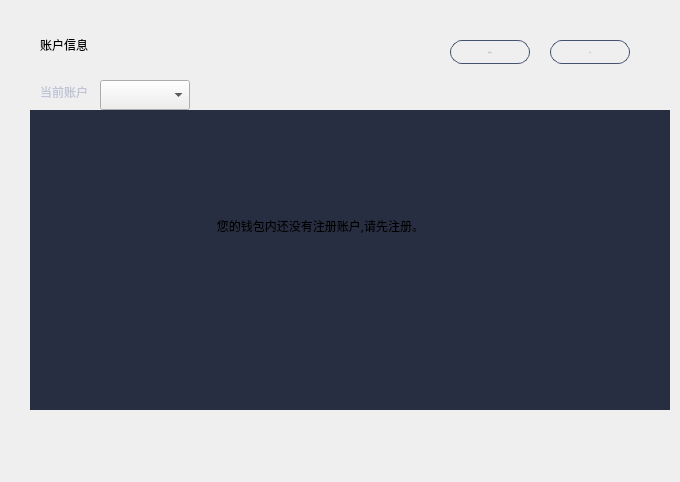
First picture: the form in miner/minerpage.ui, repository HcashOrg/hx-indicator, before the edit.
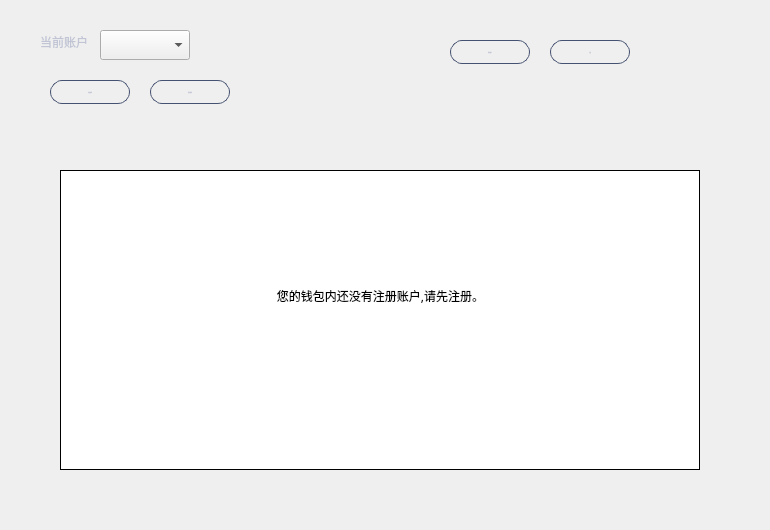
Second picture: the form after the edit. The open tabs and pages were chosen to show the change.

Commit message: change name when register; show income info

Diff of the .ui file:
```diff
--- a/miner/minerpage.ui
+++ b/miner/minerpage.ui
@@ -6,8 +6,8 @@
    <rect>
     <x>0</x>
     <y>0</y>
-    <width>680</width>
-    <height>482</height>
+    <width>770</width>
+    <height>530</height>
    </rect>
   </property>
   <property name="font">
@@ -18,35 +18,6 @@
   <property name="windowTitle">
    <string>Form</string>
   </property>
-  <widget class="QLabel" name="label">
-   <property name="geometry">
-    <rect>
-     <x>40</x>
-     <y>30</y>
-     <width>101</width>
-     <height>30</height>
-    </rect>
-   </property>
-   <property name="text">
-    <string>账户信息</string>
-   </property>
-  </widget>
-  <widget class="QLabel" name="tipLabel">
-   <property name="geometry">
-    <rect>
-     <x>140</x>
-     <y>180</y>
-     <width>361</width>
-     <height>91</height>
-    </rect>
-   </property>
-   <property name="text">
-    <string>您的钱包内还没有注册账户,请先注册。</string>
-   </property>
-   <property name="alignment">
-    <set>Qt::AlignCenter</set>
-   </property>
-  </widget>
   <widget class="QToolButton" name="registerBtn">
    <property name="geometry">
     <rect>
@@ -85,7 +56,7 @@
    <property name="geometry">
     <rect>
      <x>40</x>
-     <y>80</y>
+     <y>30</y>
      <width>60</width>
      <height>24</height>
     </rect>
@@ -109,7 +80,7 @@
    <property name="geometry">
     <rect>
      <x>100</x>
-     <y>80</y>
+     <y>30</y>
      <width>90</width>
      <height>30</height>
     </rect>
@@ -162,11 +133,24 @@
     <string>质押资产</string>
    </property>
   </widget>
-  <widget class="QTableWidget" name="lockBalancesTableWidget">
+  <widget class="QStackedWidget" name="stackedWidget">
    <property name="geometry">
     <rect>
      <x>30</x>
      <y>110</y>
+     <width>700</width>
+     <height>400</height>
+    </rect>
+   </property>
+   <property name="currentIndex">
+    <number>1</number>
+   </property>
+   <widget class="QWidget" name="incomePage">
+    <widget class="QTableWidget" name="incomeTableWidget">
+     <property name="geometry">
+      <rect>
+       <x>30</x>
+       <y>60</y>
      <width>640</width>
      <height>300</height>
     </rect>
@@ -178,11 +162,102 @@
     <enum>Qt::LeftToRight</enum>
    </property>
    <property name="styleSheet">
-    <string notr="true">QTableWidget{border: none;gridline-color: rgb(241,241,248);background-color: rgb(40, 46, 66);}
-QHeaderView{background-color:rgb(40,46,66);min-height:30;color:white;}
-QHeaderView::section{background-color: rgb(56,63,93);border: 1px solid rgb(40,46,66);
-font: 12px &quot;微软雅黑&quot;;}
-</string>
+      <string notr="true"/>
+     </property>
+     <property name="frameShape">
+      <enum>QFrame::Box</enum>
+     </property>
+     <property name="frameShadow">
+      <enum>QFrame::Plain</enum>
+     </property>
+     <property name="verticalScrollBarPolicy">
+      <enum>Qt::ScrollBarAsNeeded</enum>
+     </property>
+     <property name="horizontalScrollBarPolicy">
+      <enum>Qt::ScrollBarAlwaysOff</enum>
+     </property>
+     <property name="autoScroll">
+      <bool>true</bool>
+     </property>
+     <property name="editTriggers">
+      <set>QAbstractItemView::NoEditTriggers</set>
+     </property>
+     <property name="selectionMode">
+      <enum>QAbstractItemView::NoSelection</enum>
+     </property>
+     <property name="iconSize">
+      <size>
+       <width>19</width>
+       <height>12</height>
+      </size>
+     </property>
+     <property name="showGrid">
+      <bool>true</bool>
+     </property>
+     <property name="gridStyle">
+      <enum>Qt::SolidLine</enum>
+     </property>
+     <attribute name="horizontalHeaderVisible">
+      <bool>false</bool>
+     </attribute>
+     <attribute name="horizontalHeaderCascadingSectionResizes">
+      <bool>false</bool>
+     </attribute>
+     <attribute name="horizontalHeaderHighlightSections">
+      <bool>false</bool>
+     </attribute>
+     <attribute name="verticalHeaderVisible">
+      <bool>false</bool>
+     </attribute>
+     <attribute name="verticalHeaderHighlightSections">
+      <bool>false</bool>
+     </attribute>
+     <column>
+      <property name="text">
+       <string>币种</string>
+      </property>
+      <property name="font">
+       <font>
+        <family>微软雅黑</family>
+       </font>
+      </property>
+      <property name="textAlignment">
+       <set>AlignCenter</set>
+      </property>
+     </column>
+     <column>
+      <property name="text">
+       <string>数量</string>
+      </property>
+      <property name="textAlignment">
+       <set>AlignCenter</set>
+      </property>
+     </column>
+     <column>
+      <property name="text">
+       <string/>
+      </property>
+     </column>
+    </widget>
+   </widget>
+   <widget class="QWidget" name="foreclosePage">
+    <widget class="QTableWidget" name="lockBalancesTableWidget">
+     <property name="geometry">
+      <rect>
+       <x>40</x>
+       <y>40</y>
+       <width>640</width>
+       <height>300</height>
+      </rect>
+     </property>
+     <property name="cursor" stdset="0">
+      <cursorShape>PointingHandCursor</cursorShape>
+     </property>
+     <property name="layoutDirection">
+      <enum>Qt::LeftToRight</enum>
+     </property>
+     <property name="styleSheet">
+      <string notr="true"/>
    </property>
    <property name="frameShape">
     <enum>QFrame::Box</enum>
@@ -280,13 +355,92 @@
     </property>
    </column>
   </widget>
-  <zorder>lockBalancesTableWidget</zorder>
-  <zorder>label</zorder>
-  <zorder>tipLabel</zorder>
-  <zorder>registerBtn</zorder>
-  <zorder>label_2</zorder>
-  <zorder>accountComboBox</zorder>
-  <zorder>lockToMinerBtn</zorder>
+   </widget>
+  </widget>
+  <widget class="QToolButton" name="incomeInfoBtn">
+   <property name="geometry">
+    <rect>
+     <x>50</x>
+     <y>80</y>
+     <width>80</width>
+     <height>24</height>
+    </rect>
+   </property>
+   <property name="font">
+    <font>
+     <family>微软雅黑</family>
+     <pointsize>-1</pointsize>
+     <weight>50</weight>
+     <italic>false</italic>
+     <bold>false</bold>
+    </font>
+   </property>
+   <property name="cursor">
+    <cursorShape>PointingHandCursor</cursorShape>
+   </property>
+   <property name="focusPolicy">
+    <enum>Qt::NoFocus</enum>
+   </property>
+   <property name="styleSheet">
+    <string notr="true">QToolButton{color:rgb(192,196,212);border:1px solid  rgb(70,82,113);border-radius:12px;
+background-color: transparent;
+font: 12px &quot;微软雅黑&quot;;}
+QToolButton:hover{color:white;border-color:rgb(24,140,249);background-color:rgb(24,140,249);}</string>
+   </property>
+   <property name="text">
+    <string>收益信息</string>
+   </property>
+  </widget>
+  <widget class="QToolButton" name="forecloseInfoBtn">
+   <property name="geometry">
+    <rect>
+     <x>150</x>
+     <y>80</y>
+     <width>80</width>
+     <height>24</height>
+    </rect>
+   </property>
+   <property name="font">
+    <font>
+     <family>微软雅黑</family>
+     <pointsize>-1</pointsize>
+     <weight>50</weight>
+     <italic>false</italic>
+     <bold>false</bold>
+    </font>
+   </property>
+   <property name="cursor">
+    <cursorShape>PointingHandCursor</cursorShape>
+   </property>
+   <property name="focusPolicy">
+    <enum>Qt::NoFocus</enum>
+   </property>
+   <property name="styleSheet">
+    <string notr="true">QToolButton{color:rgb(192,196,212);border:1px solid  rgb(70,82,113);border-radius:12px;
+background-color: transparent;
+font: 12px &quot;微软雅黑&quot;;}
+QToolButton:hover{color:white;border-color:rgb(24,140,249);background-color:rgb(24,140,249);}</string>
+   </property>
+   <property name="text">
+    <string>质押信息</string>
+   </property>
+  </widget>
+  <widget class="QLabel" name="tipLabel">
+   <property name="geometry">
+    <rect>
+     <x>200</x>
+     <y>250</y>
+     <width>361</width>
+     <height>91</height>
+    </rect>
+   </property>
+   <property name="text">
+    <string>您的钱包内还没有注册账户,请先注册。</string>
+   </property>
+   <property name="alignment">
+    <set>Qt::AlignCenter</set>
+   </property>
+  </widget>
  </widget>
  <resources/>
  <connections/>
```
Left out of the diff: 2 changed lines with no effect on the pictures. Lines whose indentation alone changed are shown as unchanged. The commit also changes 16 other files.
